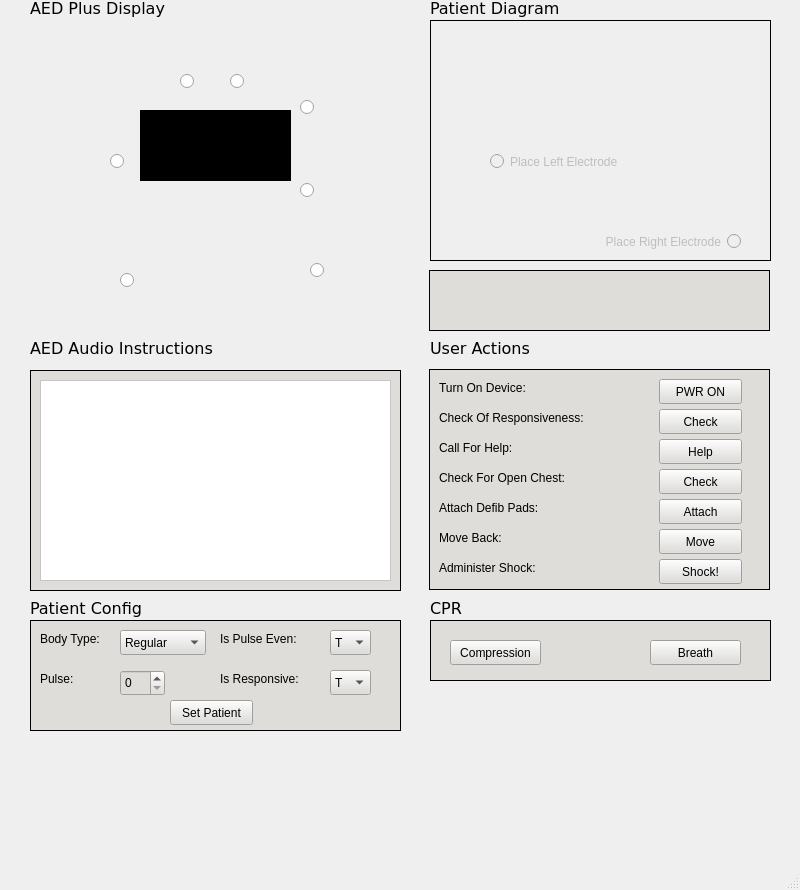
sfahimanwar/COMP3004-Project-Team-20, file mainwindow.ui: the form before one commit.
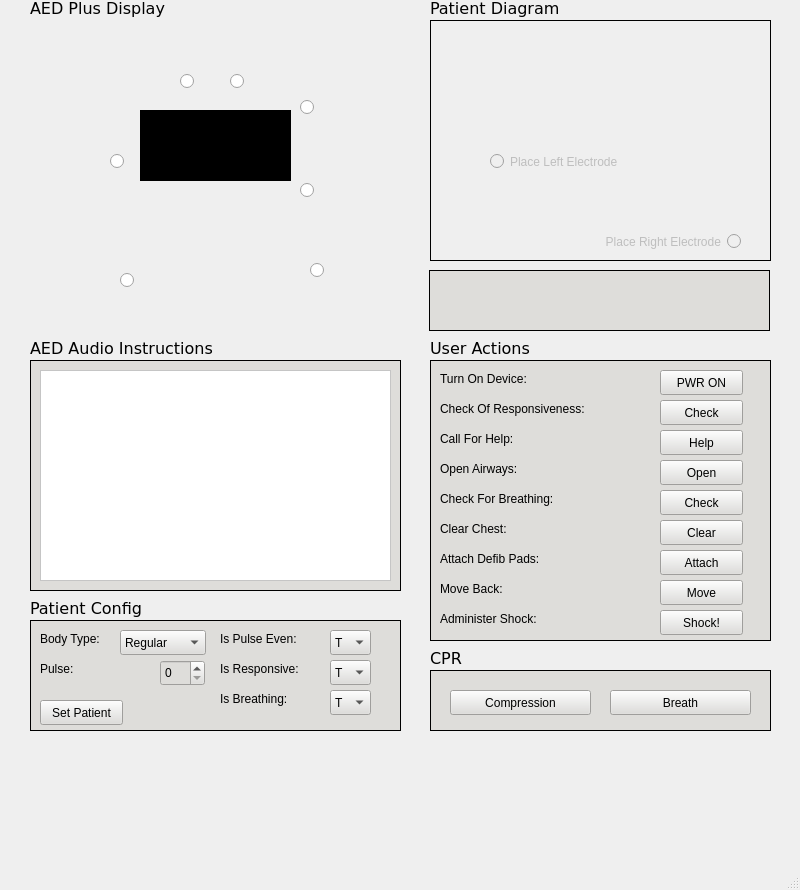
The form after the commit. Icons and pictures are not drawn.

Patch:
```diff
--- a/mainwindow.ui
+++ b/mainwindow.ui
@@ -106,9 +106,9 @@
     <property name="geometry">
      <rect>
       <x>30</x>
-      <y>370</y>
+      <y>360</y>
       <width>371</width>
-      <height>221</height>
+      <height>231</height>
      </rect>
     </property>
     <property name="styleSheet">
@@ -126,7 +126,7 @@
        <x>10</x>
        <y>10</y>
        <width>351</width>
-       <height>201</height>
+       <height>211</height>
       </rect>
      </property>
      <property name="autoFillBackground">
@@ -218,8 +218,8 @@
      <property name="geometry">
       <rect>
        <x>10</x>
-       <y>50</y>
-       <width>111</width>
+       <y>40</y>
+       <width>61</width>
        <height>17</height>
       </rect>
      </property>
@@ -230,8 +230,8 @@
     <widget class="QSpinBox" name="pulseSetBox">
      <property name="geometry">
       <rect>
-       <x>90</x>
-       <y>50</y>
+       <x>130</x>
+       <y>40</y>
        <width>45</width>
        <height>26</height>
       </rect>
@@ -274,7 +274,7 @@
      <property name="geometry">
       <rect>
        <x>190</x>
-       <y>50</y>
+       <y>40</y>
        <width>111</width>
        <height>17</height>
       </rect>
@@ -287,7 +287,7 @@
      <property name="geometry">
       <rect>
        <x>300</x>
-       <y>50</y>
+       <y>40</y>
        <width>41</width>
        <height>25</height>
       </rect>
@@ -306,7 +306,7 @@
     <widget class="QPushButton" name="pushButton_10">
      <property name="geometry">
       <rect>
-       <x>140</x>
+       <x>10</x>
        <y>80</y>
        <width>83</width>
        <height>25</height>
@@ -316,6 +316,39 @@
       <string>Set Patient</string>
      </property>
     </widget>
+    <widget class="QComboBox" name="isBreathingBox">
+     <property name="geometry">
+      <rect>
+       <x>300</x>
+       <y>70</y>
+       <width>41</width>
+       <height>25</height>
+      </rect>
+     </property>
+     <item>
+      <property name="text">
+       <string>T</string>
+      </property>
+     </item>
+     <item>
+      <property name="text">
+       <string>F</string>
+      </property>
+     </item>
+    </widget>
+    <widget class="QLabel" name="isResponsiveLabel_2">
+     <property name="geometry">
+      <rect>
+       <x>190</x>
+       <y>70</y>
+       <width>91</width>
+       <height>17</height>
+      </rect>
+     </property>
+     <property name="text">
+      <string>Is Breathing:</string>
+     </property>
+    </widget>
    </widget>
    <widget class="QFrame" name="ecgFrame">
     <property name="geometry">
@@ -380,10 +413,10 @@
    <widget class="QFrame" name="userActionsFrame">
     <property name="geometry">
      <rect>
-      <x>429</x>
-      <y>369</y>
+      <x>430</x>
+      <y>360</y>
       <width>341</width>
-      <height>221</height>
+      <height>281</height>
      </rect>
     </property>
     <property name="styleSheet">
@@ -477,33 +510,33 @@
      <property name="geometry">
       <rect>
        <x>10</x>
-       <y>100</y>
+       <y>160</y>
        <width>171</width>
        <height>17</height>
       </rect>
      </property>
      <property name="text">
-      <string>Check For Open Chest:</string>
+      <string>Clear Chest:</string>
      </property>
     </widget>
     <widget class="QPushButton" name="openChestButton">
      <property name="geometry">
       <rect>
        <x>230</x>
-       <y>100</y>
+       <y>160</y>
        <width>83</width>
        <height>25</height>
       </rect>
      </property>
      <property name="text">
-      <string>Check</string>
+      <string>Clear</string>
      </property>
     </widget>
     <widget class="QLabel" name="defibLabel">
      <property name="geometry">
       <rect>
        <x>10</x>
-       <y>130</y>
+       <y>190</y>
        <width>171</width>
        <height>17</height>
       </rect>
@@ -516,7 +549,7 @@
      <property name="geometry">
       <rect>
        <x>230</x>
-       <y>130</y>
+       <y>190</y>
        <width>83</width>
        <height>25</height>
       </rect>
@@ -529,7 +562,7 @@
      <property name="geometry">
       <rect>
        <x>10</x>
-       <y>160</y>
+       <y>220</y>
        <width>171</width>
        <height>17</height>
       </rect>
@@ -542,7 +575,7 @@
      <property name="geometry">
       <rect>
        <x>230</x>
-       <y>160</y>
+       <y>220</y>
        <width>83</width>
        <height>25</height>
       </rect>
@@ -555,7 +588,7 @@
      <property name="geometry">
       <rect>
        <x>10</x>
-       <y>190</y>
+       <y>250</y>
        <width>171</width>
        <height>17</height>
       </rect>
@@ -568,7 +601,7 @@
      <property name="geometry">
       <rect>
        <x>230</x>
-       <y>190</y>
+       <y>250</y>
        <width>83</width>
        <height>25</height>
       </rect>
@@ -577,12 +610,64 @@
       <string>Shock!</string>
      </property>
     </widget>
+    <widget class="QPushButton" name="openAirwaysButton">
+     <property name="geometry">
+      <rect>
+       <x>230</x>
+       <y>100</y>
+       <width>83</width>
+       <height>25</height>
+      </rect>
+     </property>
+     <property name="text">
+      <string>Open</string>
+     </property>
+    </widget>
+    <widget class="QPushButton" name="checkBreathingButton">
+     <property name="geometry">
+      <rect>
+       <x>230</x>
+       <y>130</y>
+       <width>83</width>
+       <height>25</height>
+      </rect>
+     </property>
+     <property name="text">
+      <string>Check</string>
+     </property>
+    </widget>
+    <widget class="QLabel" name="checkBreathingLabel">
+     <property name="geometry">
+      <rect>
+       <x>10</x>
+       <y>130</y>
+       <width>171</width>
+       <height>17</height>
+      </rect>
+     </property>
+     <property name="text">
+      <string>Check For Breathing:</string>
+     </property>
+    </widget>
+    <widget class="QLabel" name="openAirwaysLabel">
+     <property name="geometry">
+      <rect>
+       <x>10</x>
+       <y>100</y>
+       <width>171</width>
+       <height>17</height>
+      </rect>
+     </property>
+     <property name="text">
+      <string>Open Airways:</string>
+     </property>
+    </widget>
    </widget>
    <widget class="QLabel" name="cprLabel">
     <property name="geometry">
      <rect>
       <x>430</x>
-      <y>600</y>
+      <y>650</y>
       <width>191</width>
       <height>17</height>
      </rect>
@@ -601,7 +686,7 @@
     <property name="geometry">
      <rect>
       <x>430</x>
-      <y>620</y>
+      <y>670</y>
       <width>341</width>
       <height>61</height>
      </rect>
@@ -620,7 +705,7 @@
       <rect>
        <x>20</x>
        <y>20</y>
-       <width>91</width>
+       <width>141</width>
        <height>25</height>
       </rect>
      </property>
@@ -631,9 +716,9 @@
     <widget class="QPushButton" name="breathButton">
      <property name="geometry">
       <rect>
-       <x>220</x>
+       <x>180</x>
        <y>20</y>
-       <width>91</width>
+       <width>141</width>
        <height>25</height>
       </rect>
      </property>
```
Left out of the diff: 16 changed lines with no effect on the pictures.
